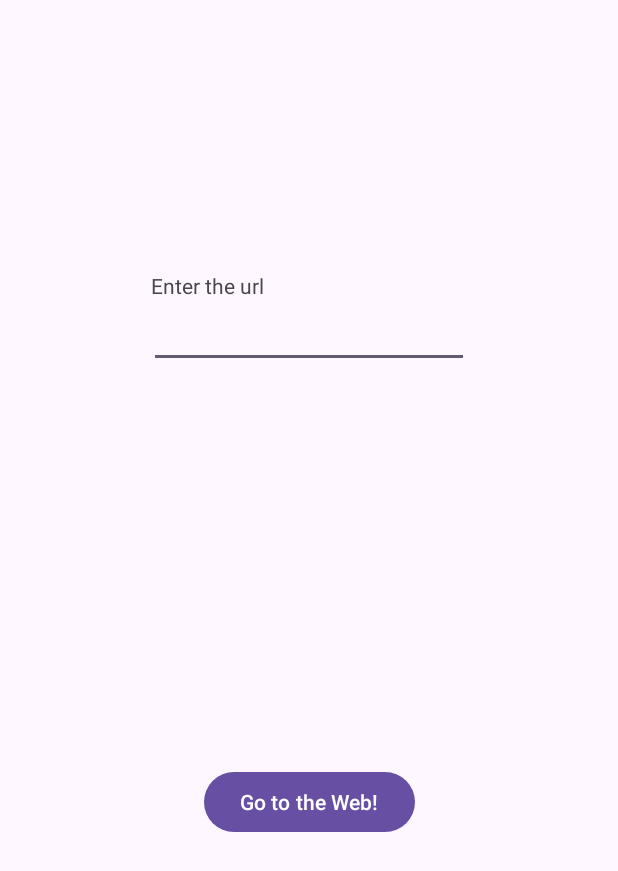
After one commit to Grasmus/AndroidCourse, an Android app: the layout fragment_nav_host.xml on its own in the app's theme, with its tools: preview values and no code run, on a phone screen of 412 x 824 dp. The commit adds this screen. Shown: the top 871 px of the screen. Run offline under Robolectric (Android 15) with nearby library versions, the phone set to English and light mode, and no system bars.

Commit message:
Final commit

```diff
--- a/app/src/main/AndroidManifest.xml
+++ b/app/src/main/AndroidManifest.xml
@@ -1,6 +1,8 @@
 <?xml version="1.0" encoding="utf-8"?>
 <manifest xmlns:android="http://schemas.android.com/apk/res/android"
     xmlns:tools="http://schemas.android.com/tools">
+
+    <uses-permission android:name="android.permission.INTERNET" />
 
     <application
         android:allowBackup="true"
--- a/app/src/main/java/com/example/day19browser/MainActivity.kt
+++ b/app/src/main/java/com/example/day19browser/MainActivity.kt
@@ -2,10 +2,14 @@ package com.example.day19browser
 
 import androidx.appcompat.app.AppCompatActivity
 import android.os.Bundle
+import by.kirich1409.viewbindingdelegate.CreateMethod
+import by.kirich1409.viewbindingdelegate.viewBinding
+import com.example.day19browser.databinding.ActivityMainBinding
 
 class MainActivity : AppCompatActivity() {
+    private val binding: ActivityMainBinding by viewBinding(CreateMethod.INFLATE)
     override fun onCreate(savedInstanceState: Bundle?) {
         super.onCreate(savedInstanceState)
-        setContentView(R.layout.activity_main)
+        setContentView(binding.root)
     }
 }
--- /dev/null
+++ b/app/src/main/res/layout/fragment_nav_host.xml
@@ -0,0 +1,54 @@
+<?xml version="1.0" encoding="utf-8"?>
+<FrameLayout xmlns:android="http://schemas.android.com/apk/res/android"
+    xmlns:app="http://schemas.android.com/apk/res-auto"
+    xmlns:tools="http://schemas.android.com/tools"
+    android:layout_width="match_parent"
+    android:layout_height="match_parent"
+    tools:context=".NavHostFragment">
+
+    <androidx.constraintlayout.widget.ConstraintLayout
+        android:layout_width="match_parent"
+        android:layout_height="match_parent">
+
+        <Button
+            android:id="@+id/button_web"
+            android:layout_width="wrap_content"
+            android:layout_height="wrap_content"
+            android:text="@string/button_web_text"
+            app:layout_constraintBottom_toBottomOf="parent"
+            app:layout_constraintEnd_toEndOf="parent"
+            app:layout_constraintHorizontal_bias="0.5"
+            app:layout_constraintStart_toStartOf="parent"
+            app:layout_constraintTop_toBottomOf="@+id/edit_text_url" />
+
+        <EditText
+            android:id="@+id/edit_text_url"
+            android:layout_width="wrap_content"
+            android:layout_height="wrap_content"
+            android:layout_marginTop="200dp"
+            android:elegantTextHeight="true"
+            android:ems="10"
+            android:inputType="textUri"
+            app:layout_constraintEnd_toEndOf="parent"
+            app:layout_constraintHorizontal_bias="0.5"
+            app:layout_constraintStart_toStartOf="parent"
+            app:layout_constraintTop_toTopOf="parent" />
+
+        <TextView
+            android:id="@+id/text_view_url_label"
+            android:layout_width="wrap_content"
+            android:layout_height="wrap_content"
+            android:labelFor="@id/edit_text_url"
+            android:text="@string/text_view_url_label_text"
+            app:layout_constraintBottom_toTopOf="@+id/edit_text_url"
+            app:layout_constraintStart_toStartOf="@+id/guideline" />
+
+        <androidx.constraintlayout.widget.Guideline
+            android:id="@+id/guideline"
+            android:layout_width="wrap_content"
+            android:layout_height="wrap_content"
+            android:orientation="vertical"
+            app:layout_constraintGuide_begin="101dp" />
+
+    </androidx.constraintlayout.widget.ConstraintLayout>
+</FrameLayout>
--- a/app/src/main/res/values/strings.xml
+++ b/app/src/main/res/values/strings.xml
@@ -1,3 +1,7 @@
 <resources>
     <string name="app_name">Day19Browser</string>
+    <!-- TODO: Remove or change this placeholder text -->
+    <string name="hello_blank_fragment">Hello blank fragment</string>
+    <string name="button_web_text">Go to the Web!</string>
+    <string name="text_view_url_label_text">Enter the url</string>
 </resources>
```
Also changed, not shown: app/build.gradle.kts (+13 -4 lines), app/src/main/java/com/example/day19browser/MyWebViewClient.kt (added, +24 -0 lines), app/src/main/java/com/example/day19browser/NavHostFragment.kt (added, +33 -0 lines), app/src/main/java/com/example/day19browser/WebViewFragment.kt (added, +31 -0 lines), app/src/main/res/layout/activity_main.xml (+10 -5 lines), app/src/main/res/layout/fragment_web_view.xml (added, +13 -0 lines), app/src/main/res/navigation/nav_graph.xml (added, +26 -0 lines), build.gradle.kts (+10 -0 lines), 1 other file.
